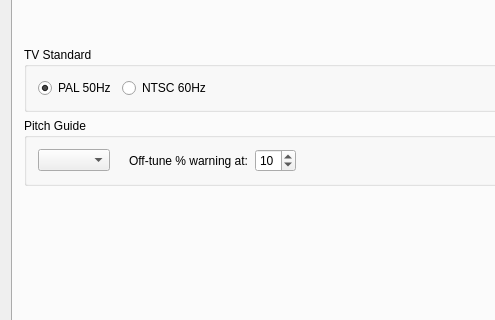
steux/tiatracker, file mainwindow.ui: the form before one commit; both pictures show x 0 to 495 and y 283 to 603 of the 1064 by 783 pixel window.
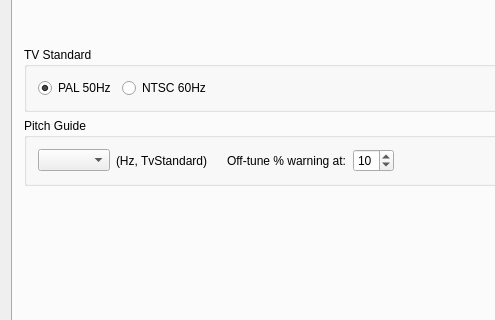
The form after the commit. The open tabs and pages were chosen to show the change. Icons and pictures are not drawn. Custom widgets are drawn as their Qt base class.

Commit message: OptionsTab now displays current guide info (TvStandard, Hz)

Diff of the .ui file:
```diff
--- a/mainwindow.ui
+++ b/mainwindow.ui
@@ -1312,6 +1312,13 @@
              </property>
             </widget>
            </item>
+           <item>
+            <widget class="QLabel" name="labelGuideInfo">
+             <property name="text">
+              <string>(Hz, TvStandard)</string>
+             </property>
+            </widget>
+           </item>
            <item>
             <widget class="QLabel" name="label_21">
              <property name="text">
```
Left out of the diff: 2 changed lines with no effect on the pictures. The commit also changes 1 other file.
